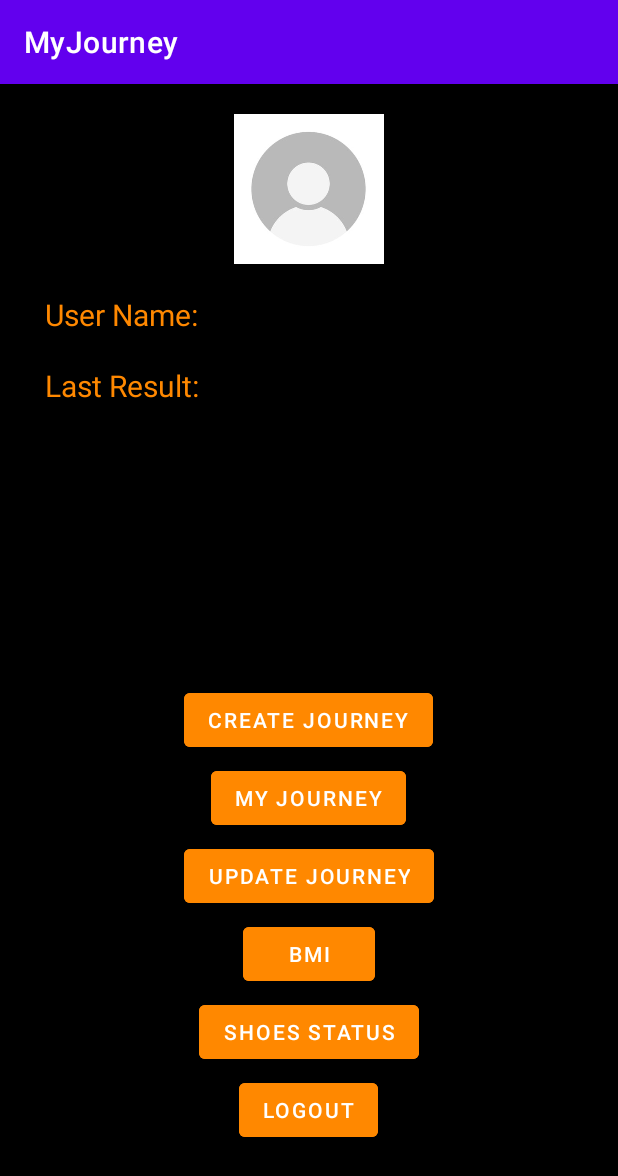
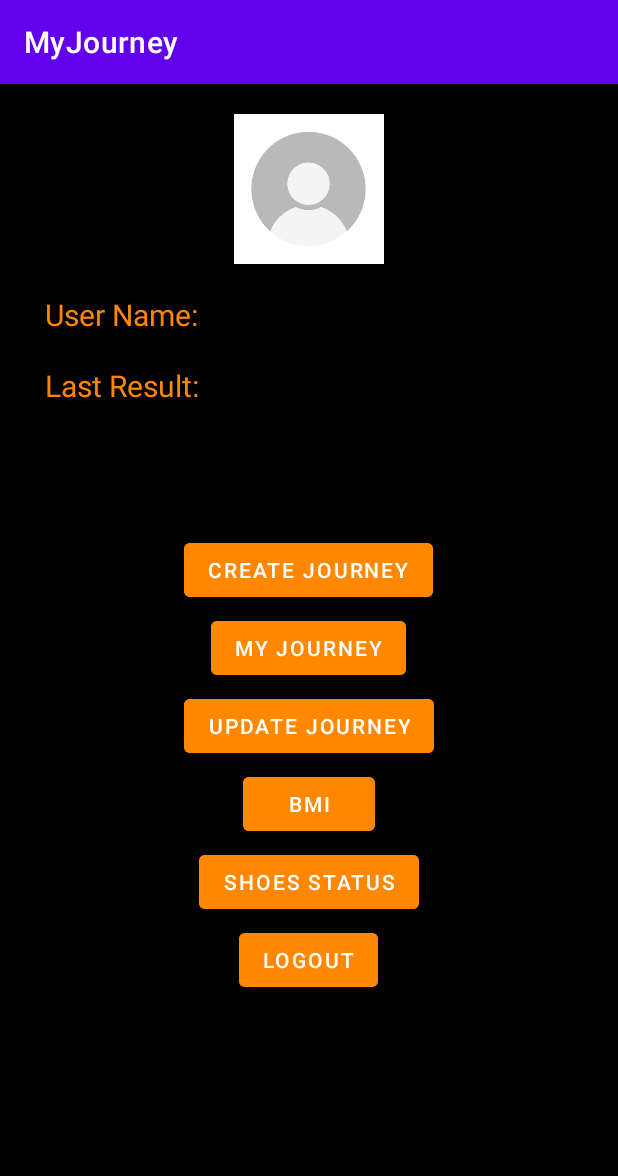
Before and after one commit to EladVaknin/Journey, an Android app: the screen it shows after launch once a user with an empty profile is signed in (ProfileActivity), on a phone screen of 412 x 824 dp. Shown: the top 1176 px of the screen. Run offline under Robolectric (Android 15) with nearby library versions, the phone set to English and light mode, and no system bars; our stand-ins replace Firebase (no records; nobody signed in at launch, a user with empty details on screens opened directly), Picasso; pictures from the network do not load.

Commit message:
fix bags

```diff
--- a/app/src/main/AndroidManifest.xml
+++ b/app/src/main/AndroidManifest.xml
@@ -24,7 +24,6 @@
         <activity android:name=".activities.ProfileActivity"/>
         <activity android:name=".activities.MyJourneyActivity"/>
         <activity android:name=".activities.ShoesStatusActivity"/>
-        <activity android:name=".activities.UpdateUserDetailsActivity"/>
         <activity android:name=".activities.BmiActivity"/>
         <activity android:name=".activities.CreateJourneyActivity"/>
         <activity android:name=".activities.UpdateDetailsActivity"/>
--- a/app/src/main/java/com/example/myjourney/activities/LoginActivity.java
+++ b/app/src/main/java/com/example/myjourney/activities/LoginActivity.java
@@ -11,7 +11,7 @@ import androidx.appcompat.app.AppCompatActivity;
 
 import com.example.myjourney.R;
 import com.example.myjourney.useful.CacheUtilities;
-import com.example.myjourney.useful.practical;
+import com.example.myjourney.useful.Practical;
 import com.google.firebase.auth.FirebaseAuth;
 import com.google.firebase.database.DataSnapshot;
 import com.google.firebase.database.DatabaseError;
@@ -63,7 +63,7 @@ public class LoginActivity extends AppCompatActivity {
         String adminPassword = "12345678";
         String email = mEmailEditText.getText().toString().trim();
         String password = mPasswordEditText.getText().toString().trim();
-        if (practical.ValidChecksEmailAndPassword(this,email,password)) {
+        if (Practical.ValidChecksEmailAndPassword(this,email,password)) {
             mAuth.signInWithEmailAndPassword(email, password).addOnCompleteListener(task -> {
                 if(task.isSuccessful()){
 //                    if (email.equals(Admin)&&password.equals(adminPassword)){
--- a/app/src/main/java/com/example/myjourney/activities/RegisterActivity.java
+++ b/app/src/main/java/com/example/myjourney/activities/RegisterActivity.java
@@ -62,8 +62,9 @@ public class RegisterActivity extends AppCompatActivity {
         String height = mGHeightEditText.getText().toString();
         String age = mAgeEditText.getText().toString();
 
-        if (TextUtils.isEmpty(userName)||TextUtils.isEmpty(email)){
-            Toast.makeText(this,"User name or Mail is empty",Toast.LENGTH_SHORT).show();
+        if (TextUtils.isEmpty(userName)||TextUtils.isEmpty(email) ||TextUtils.isEmpty(gender) ||TextUtils.isEmpty(weight)
+                ||TextUtils.isEmpty(height)||TextUtils.isEmpty(age)|| TextUtils.isEmpty(password)){
+            Toast.makeText(this,"One of the fields is empty",Toast.LENGTH_SHORT).show();
             return;
         }
         if (ValidChecksEmailAndPassword(this, email, password)) {
--- a/app/src/main/java/com/example/myjourney/activities/UpdateDetailsActivity.java
+++ b/app/src/main/java/com/example/myjourney/activities/UpdateDetailsActivity.java
@@ -60,8 +60,8 @@ public class UpdateDetailsActivity extends AppCompatActivity {
         String height = mGHeightEditText.getText().toString();
         String age = mAgeEditText.getText().toString();
 
-        if (TextUtils.isEmpty(userName)){
-            Toast.makeText(this,"User name is empty",Toast.LENGTH_SHORT).show();
+        if (TextUtils.isEmpty(userName) ||TextUtils.isEmpty(gender) ||TextUtils.isEmpty(weight)||TextUtils.isEmpty(height)||TextUtils.isEmpty(age)){
+            Toast.makeText(this,"One of the fields is empty",Toast.LENGTH_SHORT).show();
             return;
         }
             handleProgressBar(true);
--- a/app/src/main/java/com/example/myjourney/useful/practical.java
+++ b/app/src/main/java/com/example/myjourney/useful/Practical.java
@@ -5,7 +5,7 @@ import android.content.Context;
 import android.text.TextUtils;
 import android.widget.Toast;
 
-public class practical {
+public class Practical {
     public static boolean ValidChecks(Context context, String email, String password ,String gender ) {
         if (TextUtils.isEmpty(email) || TextUtils.isEmpty(password)) {
             Toast.makeText(context, "Empty password or Email", Toast.LENGTH_SHORT).show();
--- a/app/src/main/res/layout/activity_profile.xml
+++ b/app/src/main/res/layout/activity_profile.xml
@@ -40,13 +40,13 @@
         android:textSize="20sp" />
 
     <Button
+        android:id="@+id/CreatejourneyButton"
         android:layout_width="wrap_content"
         android:layout_height="wrap_content"
-        android:id="@+id/CreatejourneyButton"
-        android:layout_marginTop="400dp"
         android:layout_centerHorizontal="true"
-        android:text="Create Journey"
-        android:backgroundTint="@android:color/holo_orange_dark" />
+        android:layout_marginTop="300dp"
+        android:backgroundTint="@android:color/holo_orange_dark"
+        android:text="Create Journey" />
 
     <Button
         android:layout_width="wrap_content"
--- a/app/src/main/res/layout/activity_update_user_details.xml
+++ /dev/null
@@ -1,6 +0,0 @@
-<?xml version="1.0" encoding="utf-8"?>
-<androidx.constraintlayout.widget.ConstraintLayout xmlns:android="http://schemas.android.com/apk/res/android"
-    android:layout_width="match_parent"
-    android:layout_height="match_parent">
-
-</androidx.constraintlayout.widget.ConstraintLayout>
```
Also changed, not shown: app/src/main/java/com/example/myjourney/activities/UpdateUserDetailsActivity.java (deleted, +0 -18 lines).
